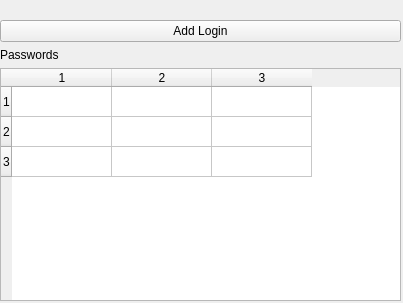
Before: the Qt Designer form src/ui/stackedwidget.ui in LucidityDesign/passwordManager, drawn with Qt 5.
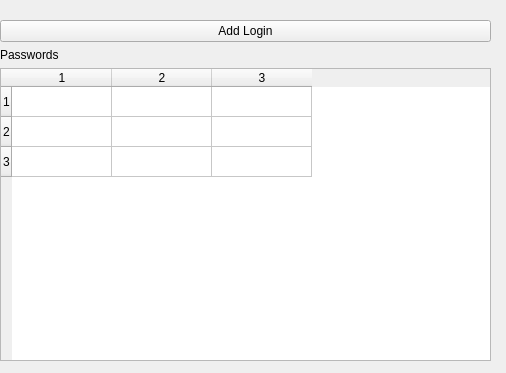
After: the same form once the commit is applied.

Diff of the .ui file:
```diff
--- a/src/ui/stackedwidget.ui
+++ b/src/ui/stackedwidget.ui
@@ -6,8 +6,8 @@
    <rect>
     <x>0</x>
     <y>0</y>
-    <width>403</width>
-    <height>303</height>
+    <width>506</width>
+    <height>373</height>
    </rect>
   </property>
   <property name="windowTitle">
@@ -19,8 +19,8 @@
      <rect>
       <x>0</x>
       <y>20</y>
-      <width>401</width>
-      <height>281</height>
+      <width>491</width>
+      <height>341</height>
      </rect>
     </property>
     <layout class="QVBoxLayout" name="verticalLayout">
```
